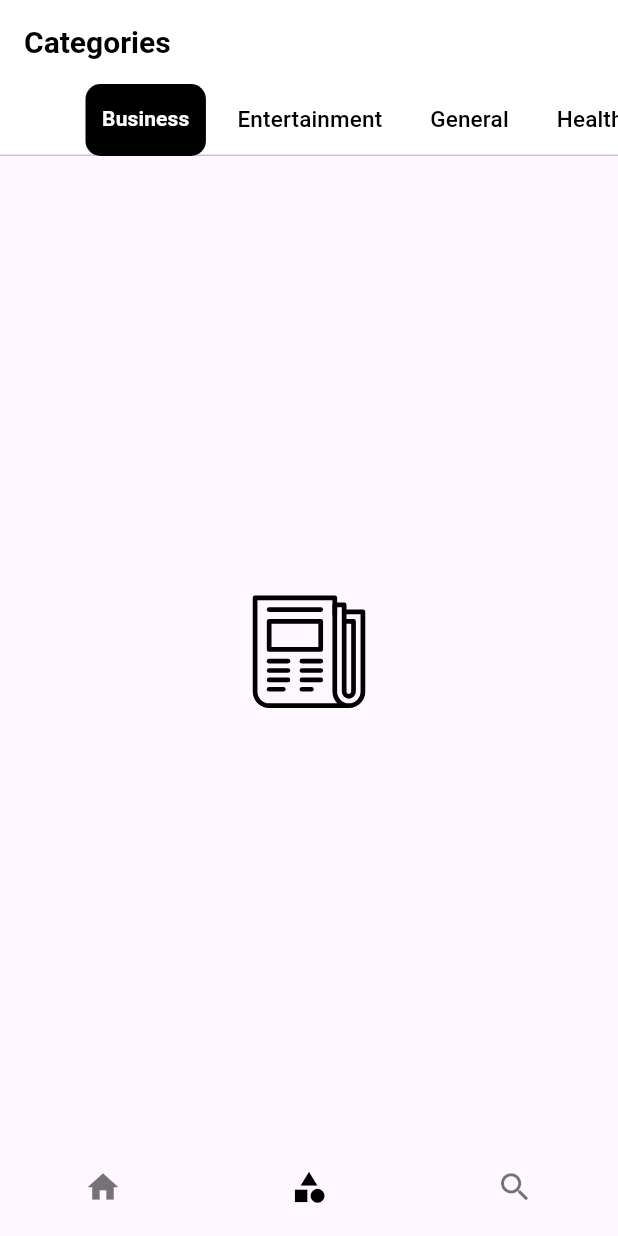
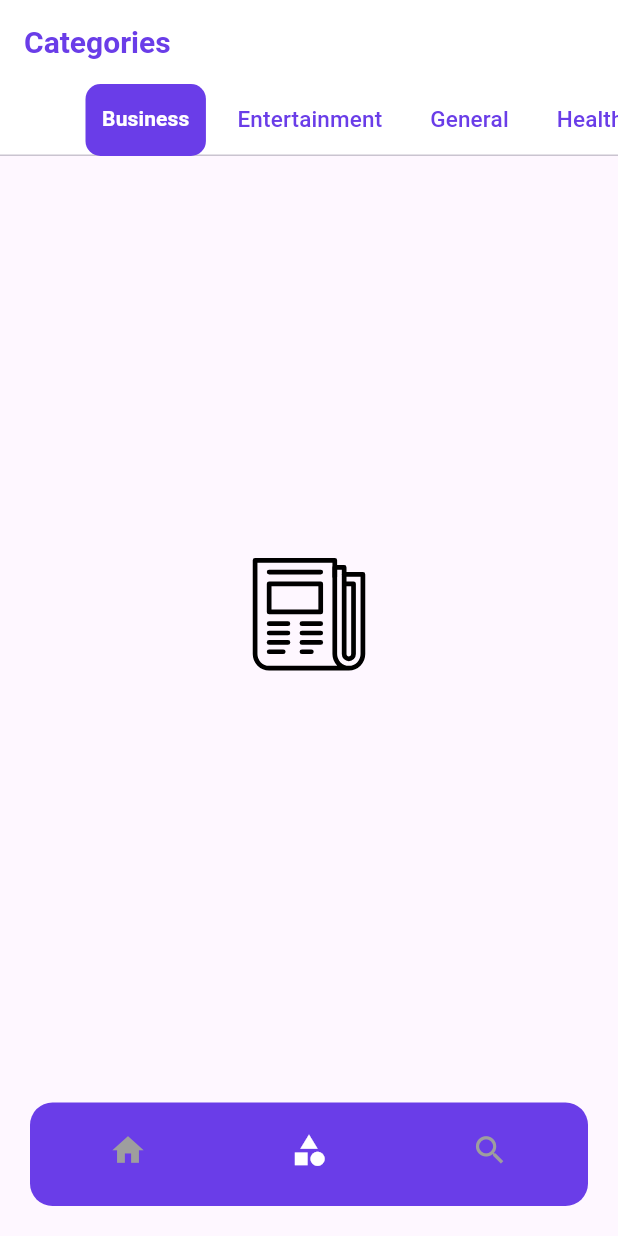
Before and after one commit to muhammed-aslam-pm/News-App, a Flutter app: the screen it shows after launch, item 2 of the bottom bar chosen, on a phone screen of 412 x 824 dp. Run offline on Flutter 3.47's test engine with Material 3 defaults, Android fonts, the phone set to English and light mode, and no system bars; drawn by our look-alikes of lottie; our stand-ins replace share; missing offline and left inert: dart:ffi; network calls fail.

Commit message:
ui color changed

```diff
--- a/lib/view/bottom_nav_bar/Main_page.dart
+++ b/lib/view/bottom_nav_bar/Main_page.dart
@@ -10,27 +10,40 @@ class MainPage extends StatelessWidget {
     return Scaffold(
       body: Provider.of<BottomNavController>(context)
           .myPages[Provider.of<BottomNavController>(context).selectedIndex],
-      bottomNavigationBar: BottomNavigationBar(
-          currentIndex: Provider.of<BottomNavController>(context).selectedIndex,
+      bottomNavigationBar: Padding(
+        padding: const EdgeInsets.all(20),
+        child: Container(
+          padding: EdgeInsets.all(5),
+          decoration: BoxDecoration(
+              borderRadius: BorderRadius.circular(15),
+              color: Color(0xff6A3DE8)),
+          child: BottomNavigationBar(
+              currentIndex:
+                  Provider.of<BottomNavController>(context).selectedIndex,
               onTap: Provider.of<BottomNavController>(context, listen: false)
                   .onItemTap,
               elevation: 0,
+              backgroundColor: Color(0xff6A3DE8),
               selectedIconTheme: IconThemeData(
-            color: Colors.black,
+                color: Colors.white,
                 size: 25,
               ),
               unselectedIconTheme: IconThemeData(
                 size: 25,
               ),
-          selectedItemColor: Colors.black,
+              unselectedItemColor: Colors.grey,
+              selectedItemColor: Colors.white,
               showSelectedLabels: false,
               showUnselectedLabels: false,
               items: [
                 BottomNavigationBarItem(icon: Icon(Icons.home), label: "Home"),
                 BottomNavigationBarItem(
                     icon: Icon(Icons.category), label: "Category"),
-            BottomNavigationBarItem(icon: Icon(Icons.search), label: "Search"),
+                BottomNavigationBarItem(
+                    icon: Icon(Icons.search), label: "Search"),
               ]),
+        ),
+      ),
     );
   }
 }
--- a/lib/view/category_screen/category_screen.dart
+++ b/lib/view/category_screen/category_screen.dart
@@ -34,20 +34,25 @@ class _CAtegoryScreenState extends State<CAtegoryScreen> {
           elevation: 0,
           backgroundColor: Colors.white,
           titleTextStyle: TextStyle(
-              color: Colors.black, fontSize: 20, fontWeight: FontWeight.w600),
+              color: Color(0xff6A3DE8),
+              fontSize: 20,
+              fontWeight: FontWeight.w600),
           title: Text("Categories"),
           bottom: TabBar(
-            labelStyle:
-                TextStyle(color: Colors.black, fontWeight: FontWeight.w600),
+            labelStyle: TextStyle(
+                color: Color(0xff6A3DE8), fontWeight: FontWeight.w600),
             labelColor: Colors.white,
-            unselectedLabelColor: Colors.black,
+            unselectedLabelColor: Color(0xff6A3DE8),
             indicatorPadding: EdgeInsets.symmetric(horizontal: 5),
             unselectedLabelStyle: TextStyle(
-                color: Colors.black, fontSize: 15, fontWeight: FontWeight.w500),
+                color: Color(0xff6A3DE8),
+                fontSize: 15,
+                fontWeight: FontWeight.w500),
             overlayColor: MaterialStatePropertyAll(Colors.grey),
             indicatorSize: TabBarIndicatorSize.tab,
             indicator: BoxDecoration(
-                color: Colors.black, borderRadius: BorderRadius.circular(10)),
+                color: Color(0xff6A3DE8),
+                borderRadius: BorderRadius.circular(10)),
             isScrollable: true,
             tabs: List.generate(
               provider.categoryList.length,
--- a/lib/view/home_screen/home_screen.dart
+++ b/lib/view/home_screen/home_screen.dart
@@ -28,13 +28,13 @@ class _HomeScreenState extends State<HomeScreen> {
     HomeScreenController provider = Provider.of<HomeScreenController>(context);
     return Scaffold(
       appBar: AppBar(
-        backgroundColor: Colors.white,
+        backgroundColor: Color(0xff6A3DE8),
         elevation: 0,
         title: Text(
           "News Today 📰",
         ),
         titleTextStyle: TextStyle(
-            color: Colors.black, fontSize: 20, fontWeight: FontWeight.w600),
+            color: Colors.white, fontSize: 20, fontWeight: FontWeight.w600),
         actions: [
           IconButton(
             onPressed: () {
--- a/lib/view/search_screen/search_screen.dart
+++ b/lib/view/search_screen/search_screen.dart
@@ -43,7 +43,7 @@ class _SearchScreenState extends State<SearchScreen> {
                         focusedBorder: OutlineInputBorder(
                             borderRadius: BorderRadius.circular(10),
                             borderSide:
-                                BorderSide(color: Colors.black, width: 3)),
+                                BorderSide(color: Color(0xff6A3DE8), width: 3)),
                       ),
                     ),
                   ),
@@ -56,7 +56,7 @@ class _SearchScreenState extends State<SearchScreen> {
                     child: Text("Search"),
                     style: ButtonStyle(
                         backgroundColor:
-                            MaterialStatePropertyAll(Colors.black)),
+                            MaterialStatePropertyAll(Color(0xff6A3DE8))),
                   )
                 ],
               ),
```
Lines whose indentation alone changed are shown as unchanged.
